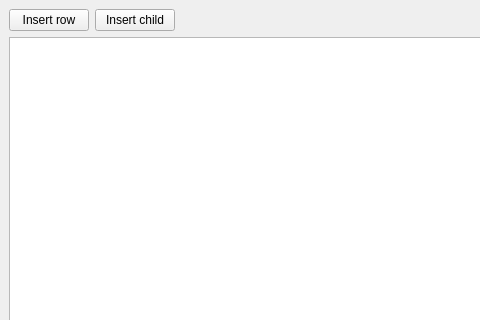
This is main_window.ui in dwarfovich/TreeFlattenProxyModel as Qt 5 draws it before an edit; both pictures show x 0 to 480 and y 0 to 320 of the 800 by 600 pixel window. The edited form follows.
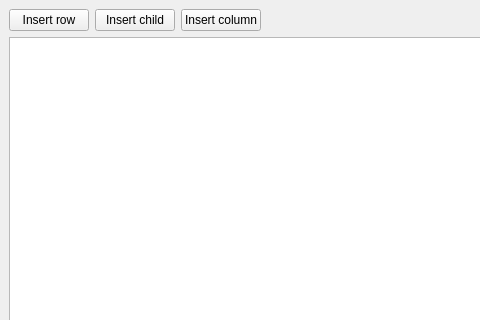
This is the edited form.

```diff
--- a/main_window.ui
+++ b/main_window.ui
@@ -31,6 +31,13 @@
         </property>
        </widget>
       </item>
+      <item>
+       <widget class="QPushButton" name="insert_column_button">
+        <property name="text">
+         <string>Insert column</string>
+        </property>
+       </widget>
+      </item>
       <item>
        <spacer name="horizontalSpacer">
         <property name="orientation">
```
